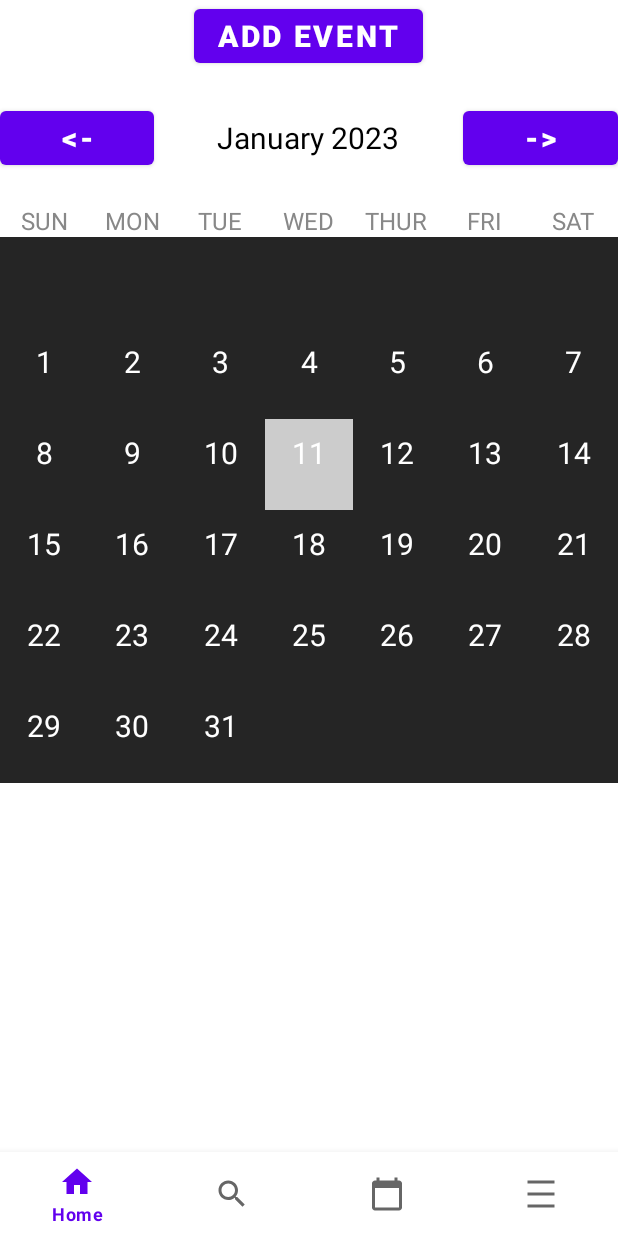
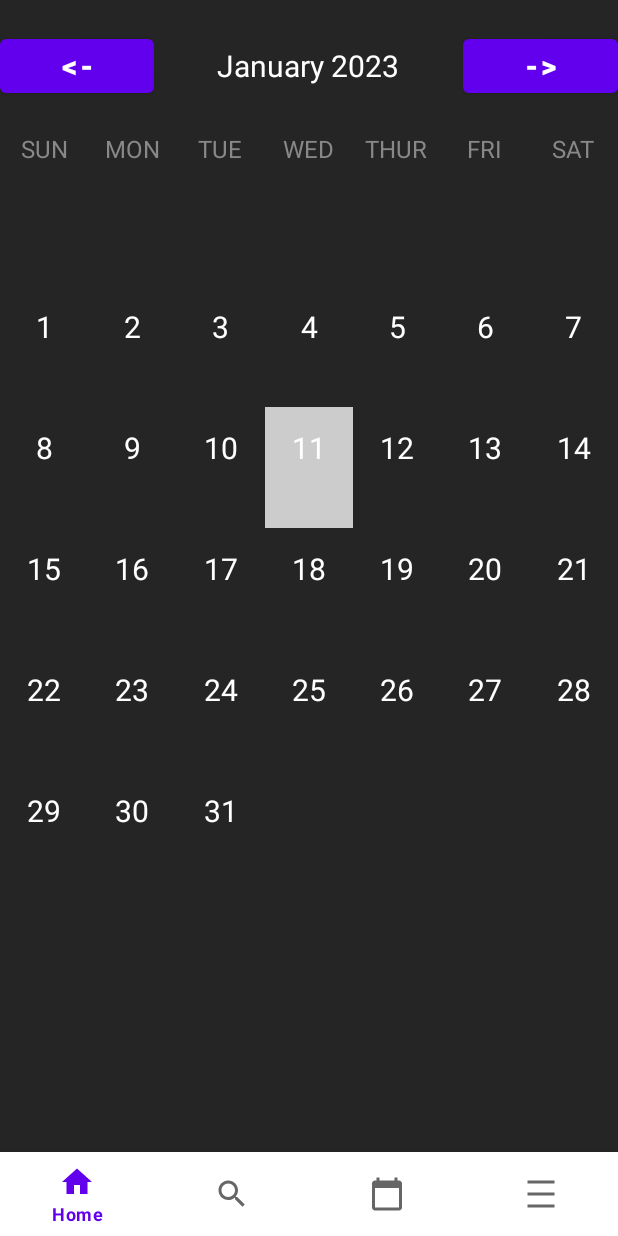
Before and after one commit to IdzhansKhairi/UM_Events, an Android app: the fragment CalendarFragment placed in its activity, on a phone screen of 412 x 824 dp. Run offline under Robolectric (Android 15) with nearby library versions, the phone set to English and light mode, and no system bars; our stand-ins replace Firebase (no records; nobody signed in at launch, a user with empty details on screens opened directly); Roboto replaces fonts that are not available here.

Commit message:
calendar changes

```diff
--- a/app/src/main/java/com/example/um_event/CalendarAddEventFragment.java
+++ b/app/src/main/java/com/example/um_event/CalendarAddEventFragment.java
@@ -24,6 +24,10 @@ public class CalendarAddEventFragment extends Fragment implements CalendarAdapte
     private TextView monthYearText;
     private RecyclerView calendarRecyclerView;
     private ListView eventListView;
+
+    public CalendarAddEventFragment() {
+        // Required empty public constructor
+    }
 
     @Override
     public View onCreateView(LayoutInflater inflater, ViewGroup container, Bundle savedInstanceState) {
--- a/app/src/main/java/com/example/um_event/CalendarEventEditFragment.java
+++ b/app/src/main/java/com/example/um_event/CalendarEventEditFragment.java
@@ -20,6 +20,10 @@ public class CalendarEventEditFragment extends Fragment
     private TextView eventDateTV, eventTimeTV;
 
     private LocalTime time;
+
+    public CalendarEventEditFragment() {
+        // Required empty public constructor
+    }
 
     @Override
     public View onCreateView(LayoutInflater inflater, ViewGroup container, Bundle savedInstanceState) {
--- a/app/src/main/java/com/example/um_event/CalendarFragment.java
+++ b/app/src/main/java/com/example/um_event/CalendarFragment.java
@@ -7,31 +7,51 @@ import androidx.fragment.app.Fragment;
 //import androidx.navigation.Navigation;
 //import androidx.navigation.fragment.NavHostFragment;
 import androidx.recyclerview.widget.GridLayoutManager;
+import androidx.recyclerview.widget.LinearLayoutManager;
 import androidx.recyclerview.widget.RecyclerView;
 
 import android.app.FragmentManager;
 import android.app.FragmentTransaction;
 import android.content.Intent;
+import android.media.metrics.Event;
 import android.os.Build;
 import android.os.Bundle;
 import android.view.LayoutInflater;
 import android.view.View;
 import android.view.ViewGroup;
+import android.widget.ArrayAdapter;
 import android.widget.Button;
+import android.widget.ListView;
 import android.widget.TextView;
+import android.widget.Toast;
 
 import java.time.LocalDate;
 import java.util.ArrayList;
 
 import static com.example.um_event.CalendarUtils.daysInMonthArray;
 import static com.example.um_event.CalendarUtils.monthYearFromDate;
+import com.google.firebase.database.DataSnapshot;
+import com.google.firebase.database.DatabaseError;
+import com.google.firebase.database.DatabaseReference;
+import com.google.firebase.database.FirebaseDatabase;
+import com.google.firebase.database.ValueEventListener;
 
 
 public class CalendarFragment extends Fragment implements CalendarAdapter.OnItemListener{
     private TextView monthYearText;
     private RecyclerView calendarRecyclerView;
+    private ListView calendarEventListView;
+    private ArrayAdapter<String> adapter;
+
+    private DatabaseReference myRef;
+
+
     //private NavController navController;
     //FragmentCalendarBinding binding;
+
+    public CalendarFragment() {
+        // Required empty public constructor
+    }
 
     @Override
     public View onCreateView(LayoutInflater inflater, ViewGroup container, Bundle savedInstanceState) {
@@ -41,6 +61,7 @@ public class CalendarFragment extends Fragment implements CalendarAdapter.OnItem
             CalendarUtils.selectedDate = LocalDate.now();
         }
         setMonthView();
+
         Button previousMonthButton = view.findViewById(R.id.previous_month_button);
         previousMonthButton.setOnClickListener(new View.OnClickListener() {
             @Override
@@ -69,16 +90,13 @@ public class CalendarFragment extends Fragment implements CalendarAdapter.OnItem
             }
         });*/
 
-
-
-
-        Button weeklyButton = view.findViewById(R.id.weekly_button);
+/*        Button weeklyButton = view.findViewById(R.id.weekly_button);
         weeklyButton.setOnClickListener(new View.OnClickListener() {
             @Override
             public void onClick(View view) {
                 weeklyAction(view);
             }
-        });
+        });*/
 /*
         binding = FragmentCalendarBinding.inflate(inflater, container, false);
         binding.weeklyButton.setOnClickListener(new View.OnClickListener() {
@@ -133,6 +151,28 @@ public class CalendarFragment extends Fragment implements CalendarAdapter.OnItem
         calendarRecyclerView.setAdapter(calendarAdapter);
     }
 
+   /* private void setEventView(){
+        myRef = FirebaseDatabase.getInstance().getReference().child("Event_Node");
+        myRef.addValueEventListener(new ValueEventListener() {
+            @Override
+            public void onDataChange(DataSnapshot dataSnapshot) {
+                CalendarEvents2 newEvent = null;
+                for (DataSnapshot itemSnap : dataSnapshot.getChildren()) {
+                    String eventName = dataSnapshot.child("eventName").getValue().toString();
+                    String eventDate = dataSnapshot.child("eventDate").getValue().toString();
+                    newEvent = new CalendarEvents2(eventName, eventDate);
+                }
+                CalendarEvents2.eventsList2.add(newEvent);
+            }
+            @Override
+            public void onCancelled(DatabaseError databaseError) {
+                // Handle error
+            }
+        });
+        CalendarEventAdapter eventAdapter = new CalendarEventAdapter(getContext(), );
+        calendarEventListView.setAdapter(eventAdapter);
+    }*/
+
     @Override
     public void onItemClick(int position, LocalDate date) {
         if(date != null)
--- a/app/src/main/java/com/example/um_event/EventAdapter.java
+++ b/app/src/main/java/com/example/um_event/EventAdapter.java
@@ -4,6 +4,7 @@ import android.app.Activity;
 import android.content.Context;
 import android.graphics.Bitmap;
 import android.graphics.BitmapFactory;
+import android.media.metrics.Event;
 import android.util.Base64;
 import android.view.LayoutInflater;
 import android.view.View;
@@ -21,6 +22,7 @@ import java.util.ArrayList;
 public class EventAdapter extends RecyclerView.Adapter<EventAdapter.ViewHolder> {
 
     OnItemClickListener mlistener;
+
     public interface OnItemClickListener{
         void onItemCLick(int position);
     }
--- a/app/src/main/res/layout/fragment_calendar.xml
+++ b/app/src/main/res/layout/fragment_calendar.xml
@@ -1,26 +1,14 @@
 <?xml version="1.0" encoding="utf-8"?>
-<LinearLayout
-    xmlns:android="http://schemas.android.com/apk/res/android"
+<LinearLayout xmlns:android="http://schemas.android.com/apk/res/android"
     xmlns:app="http://schemas.android.com/apk/res-auto"
     xmlns:tools="http://schemas.android.com/tools"
+    style="@style/SCREEN"
     android:layout_width="match_parent"
     android:layout_height="match_parent"
-    style="@style/SCREEN"
+    android:background="#252525"
     android:orientation="vertical"
     tools:context=".CalendarFragment">
 
-
-    <Button
-        android:id="@+id/weekly_button"
-        android:layout_width="wrap_content"
-        android:layout_height="wrap_content"
-        android:layout_gravity="center"
-        android:background="@null"
-        android:onClick="weeklyAction"
-        android:text="Add Event"
-        android:textColor="@color/white"
-        android:textSize="20sp"
-        android:textStyle="bold" />
 
     <LinearLayout
         android:layout_width="match_parent"
@@ -43,12 +31,13 @@
 
         <TextView
             android:id="@+id/monthYearTV"
+            style="@style/TEXT"
             android:layout_width="0dp"
             android:layout_height="wrap_content"
             android:layout_weight="2"
             android:text="Feb 2021"
             android:textAlignment="center"
-            style="@style/TEXT"
+            android:textColor="@color/white"
             android:textSize="20sp" />
 
         <Button
@@ -140,6 +129,6 @@
     <androidx.recyclerview.widget.RecyclerView
         android:id="@+id/calendarRecyclerView"
         android:layout_width="match_parent"
-        android:layout_height="365dp" />
+        android:layout_height="488dp" />
 
 </LinearLayout>
```
